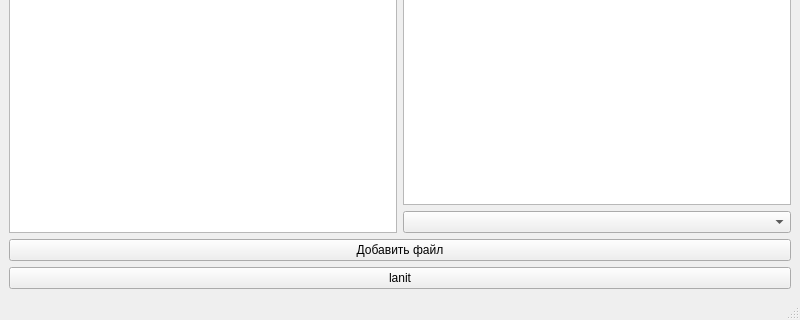
Qt form Online shop/Shop/MainWindow.ui (JohnMril/ProjectShop) before a commit; both pictures show x 0 to 800 and y 280 to 600 of the 800 by 600 pixel window.
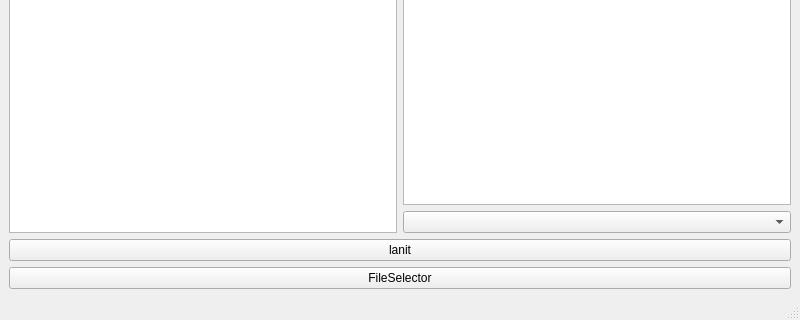
The same form after that commit.

```diff
--- a/Online shop/Shop/MainWindow.ui
+++ b/Online shop/Shop/MainWindow.ui
@@ -33,16 +33,16 @@
      </layout>
     </item>
     <item>
-     <widget class="QPushButton" name="pushButton">
+     <widget class="QPushButton" name="pushButton_2">
       <property name="text">
-       <string>Добавить файл</string>
+       <string>lanit</string>
       </property>
      </widget>
     </item>
     <item>
-     <widget class="QPushButton" name="pushButton_2">
+     <widget class="QPushButton" name="pushButton_3">
       <property name="text">
-       <string>lanit</string>
+       <string>FileSelector</string>
       </property>
      </widget>
     </item>
```
